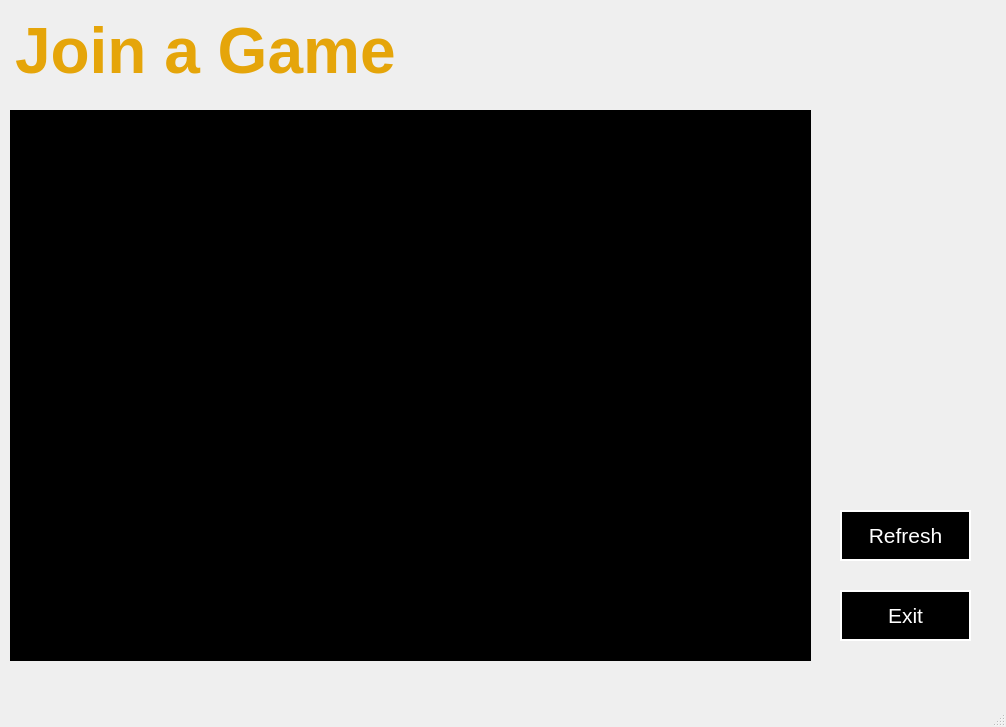
First picture: the form in client/Lobby/joinlobby.ui, repository mateozorzi/practice-sdd, before the edit.
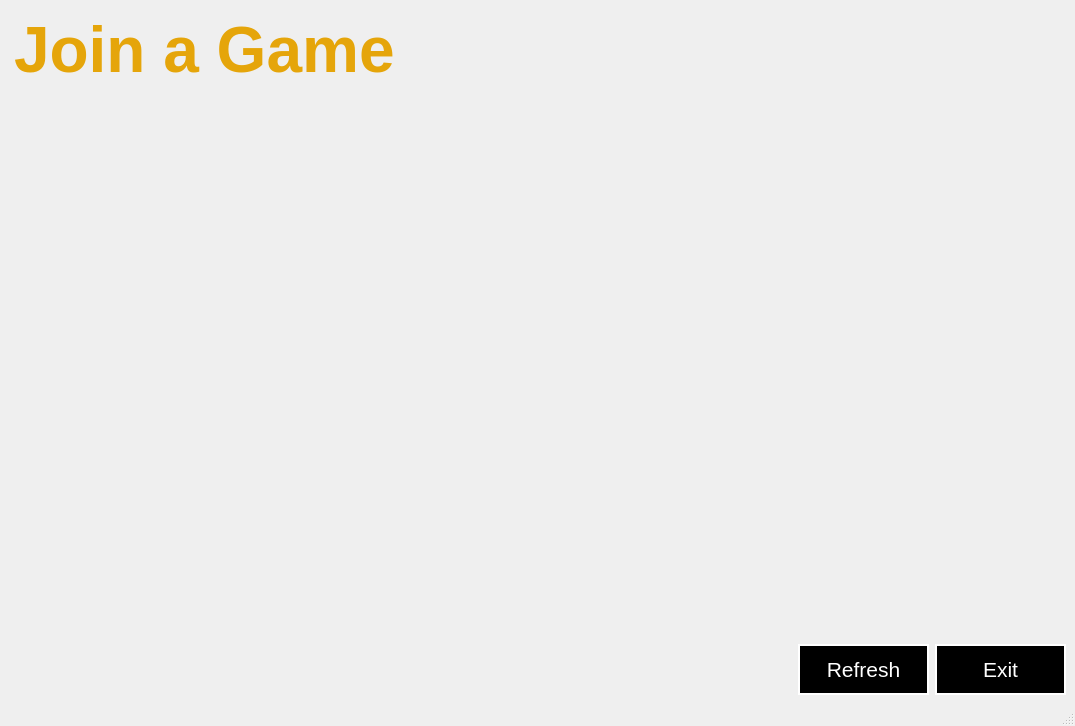
Second picture: the form after the edit. Icons and pictures are not drawn.

```diff
--- a/client/Lobby/joinlobby.ui
+++ b/client/Lobby/joinlobby.ui
@@ -6,10 +6,16 @@
    <rect>
     <x>0</x>
     <y>0</y>
-    <width>1006</width>
-    <height>727</height>
+    <width>1075</width>
+    <height>726</height>
    </rect>
   </property>
+  <property name="sizePolicy">
+   <sizepolicy hsizetype="Expanding" vsizetype="Expanding">
+    <horstretch>0</horstretch>
+    <verstretch>0</verstretch>
+   </sizepolicy>
+  </property>
   <property name="windowTitle">
    <string>MainWindow</string>
   </property>
@@ -22,29 +28,55 @@
 }</string>
   </property>
   <widget class="QWidget" name="centralwidget">
+   <layout class="QVBoxLayout" name="verticalLayout">
+    <item>
+     <widget class="QTextEdit" name="textEdit">
+      <property name="sizePolicy">
+       <sizepolicy hsizetype="Expanding" vsizetype="Fixed">
+        <horstretch>0</horstretch>
+        <verstretch>0</verstretch>
+       </sizepolicy>
+      </property>
+      <property name="maximumSize">
+       <size>
+        <width>16777215</width>
+        <height>91</height>
+       </size>
+      </property>
+      <property name="styleSheet">
+       <string notr="true">background: transparent;</string>
+      </property>
+      <property name="readOnly">
+       <bool>true</bool>
+      </property>
+      <property name="html">
+       <string>&lt;!DOCTYPE HTML PUBLIC &quot;-//W3C//DTD HTML 4.0//EN&quot; &quot;http://www.w3.org/TR/REC-html40/strict.dtd&quot;&gt;
+&lt;html&gt;&lt;head&gt;&lt;meta name=&quot;qrichtext&quot; content=&quot;1&quot; /&gt;&lt;meta charset=&quot;utf-8&quot; /&gt;&lt;style type=&quot;text/css&quot;&gt;
+p, li { white-space: pre-wrap; }
+hr { height: 1px; border-width: 0; }
+li.unchecked::marker { content: &quot;\2610&quot;; }
+li.checked::marker { content: &quot;\2612&quot;; }
+&lt;/style&gt;&lt;/head&gt;&lt;body style=&quot; font-family:'Ubuntu Sans'; font-size:11pt; font-weight:400; font-style:normal;&quot;&gt;
+&lt;p style=&quot; margin-top:0px; margin-bottom:0px; margin-left:0px; margin-right:0px; -qt-block-indent:0; text-indent:0px;&quot;&gt;&lt;span style=&quot; font-size:48pt; font-weight:700; color:#e5a50a;&quot;&gt;Join a Game&lt;/span&gt;&lt;/p&gt;&lt;/body&gt;&lt;/html&gt;</string>
+      </property>
+     </widget>
+    </item>
+    <item>
    <widget class="QTableWidget" name="lobbytable">
-    <property name="geometry">
-     <rect>
-      <x>10</x>
-      <y>110</y>
-      <width>801</width>
-      <height>551</height>
-     </rect>
-    </property>
     <property name="styleSheet">
      <string notr="true">QTableWidget {
-    background-color: black;
-    alternate-background-color: black;
+    background-color: transparent;
+    alternate-background-color: transparent;
     text-align: center;
     gridline-color: white;
 }
 
 QTableWidget::item {
-    color: white;
+    color: black;
     font-size: 8pt;
     text-align: center;
-    border: 1px solid white;
-    background-color: black;
+    border: 1px solid black;
+    background-color: white;
     font-weight: normal;
 	text-align: center;
 }
@@ -62,14 +94,35 @@
 }</string>
     </property>
    </widget>
+    </item>
+    <item>
+     <layout class="QHBoxLayout" name="horizontalLayout">
+      <item>
+       <spacer name="horizontalSpacer">
+        <property name="orientation">
+         <enum>Qt::Orientation::Horizontal</enum>
+        </property>
+        <property name="sizeHint" stdset="0">
+         <size>
+          <width>40</width>
+          <height>20</height>
+         </size>
+        </property>
+       </spacer>
+      </item>
+      <item>
    <widget class="QPushButton" name="refresh">
-    <property name="geometry">
-     <rect>
-      <x>840</x>
-      <y>510</y>
+        <property name="minimumSize">
+         <size>
       <width>131</width>
       <height>51</height>
-     </rect>
+         </size>
+        </property>
+        <property name="maximumSize">
+         <size>
+          <width>131</width>
+          <height>51</height>
+         </size>
     </property>
     <property name="font">
      <font>
@@ -86,14 +139,20 @@
      <string>Refresh</string>
     </property>
    </widget>
+      </item>
+      <item>
    <widget class="QPushButton" name="exit">
-    <property name="geometry">
-     <rect>
-      <x>840</x>
-      <y>590</y>
+        <property name="minimumSize">
+         <size>
       <width>131</width>
       <height>51</height>
-     </rect>
+         </size>
+        </property>
+        <property name="maximumSize">
+         <size>
+          <width>131</width>
+          <height>51</height>
+         </size>
     </property>
     <property name="font">
      <font>
@@ -110,44 +169,10 @@
      <string>Exit</string>
     </property>
    </widget>
-   <widget class="QTextEdit" name="textEdit">
-    <property name="geometry">
-     <rect>
-      <x>10</x>
-      <y>10</y>
-      <width>981</width>
-      <height>91</height>
-     </rect>
-    </property>
-    <property name="sizePolicy">
-     <sizepolicy hsizetype="Expanding" vsizetype="Fixed">
-      <horstretch>0</horstretch>
-      <verstretch>0</verstretch>
-     </sizepolicy>
-    </property>
-    <property name="maximumSize">
-     <size>
-      <width>16777215</width>
-      <height>91</height>
-     </size>
-    </property>
-    <property name="styleSheet">
-     <string notr="true">background: transparent;</string>
-    </property>
-    <property name="readOnly">
-     <bool>true</bool>
-    </property>
-    <property name="html">
-     <string>&lt;!DOCTYPE HTML PUBLIC &quot;-//W3C//DTD HTML 4.0//EN&quot; &quot;http://www.w3.org/TR/REC-html40/strict.dtd&quot;&gt;
-&lt;html&gt;&lt;head&gt;&lt;meta name=&quot;qrichtext&quot; content=&quot;1&quot; /&gt;&lt;meta charset=&quot;utf-8&quot; /&gt;&lt;style type=&quot;text/css&quot;&gt;
-p, li { white-space: pre-wrap; }
-hr { height: 1px; border-width: 0; }
-li.unchecked::marker { content: &quot;\2610&quot;; }
-li.checked::marker { content: &quot;\2612&quot;; }
-&lt;/style&gt;&lt;/head&gt;&lt;body style=&quot; font-family:'Ubuntu Sans'; font-size:11pt; font-weight:400; font-style:normal;&quot;&gt;
-&lt;p style=&quot; margin-top:0px; margin-bottom:0px; margin-left:0px; margin-right:0px; -qt-block-indent:0; text-indent:0px;&quot;&gt;&lt;span style=&quot; font-size:48pt; font-weight:700; color:#e5a50a;&quot;&gt;Join a Game&lt;/span&gt;&lt;/p&gt;&lt;/body&gt;&lt;/html&gt;</string>
-    </property>
-   </widget>
+      </item>
+     </layout>
+    </item>
+   </layout>
   </widget>
   <widget class="QMenuBar" name="menubar">
    <property name="geometry">
```
Left out of the diff: 2 changed lines with no effect on the pictures. Lines whose indentation alone changed are shown as unchanged.
